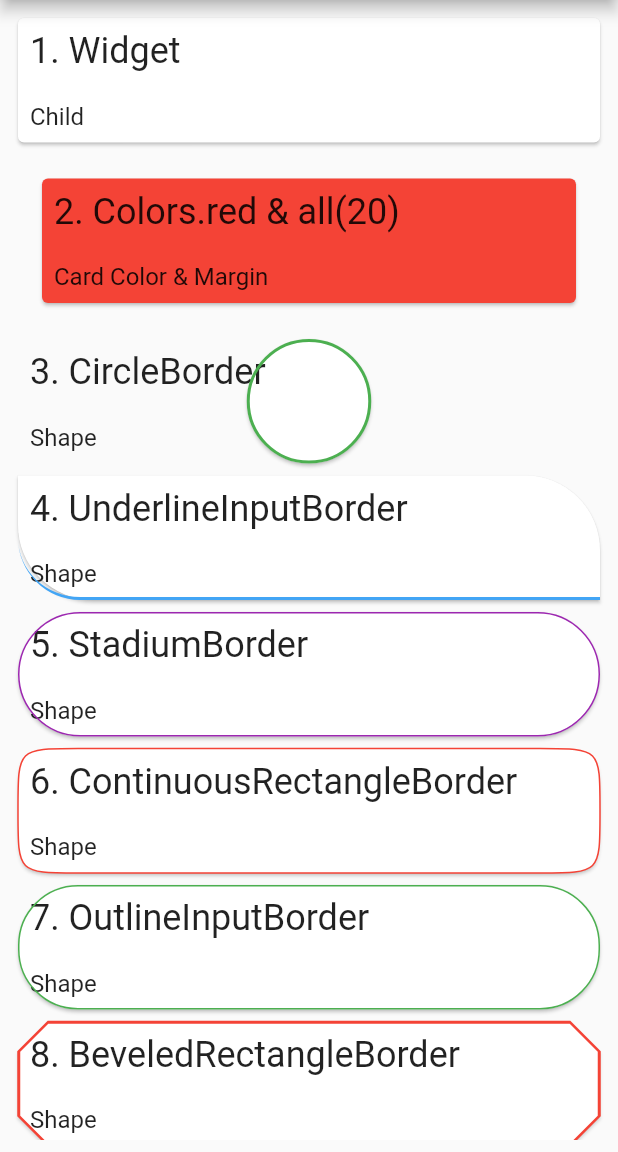
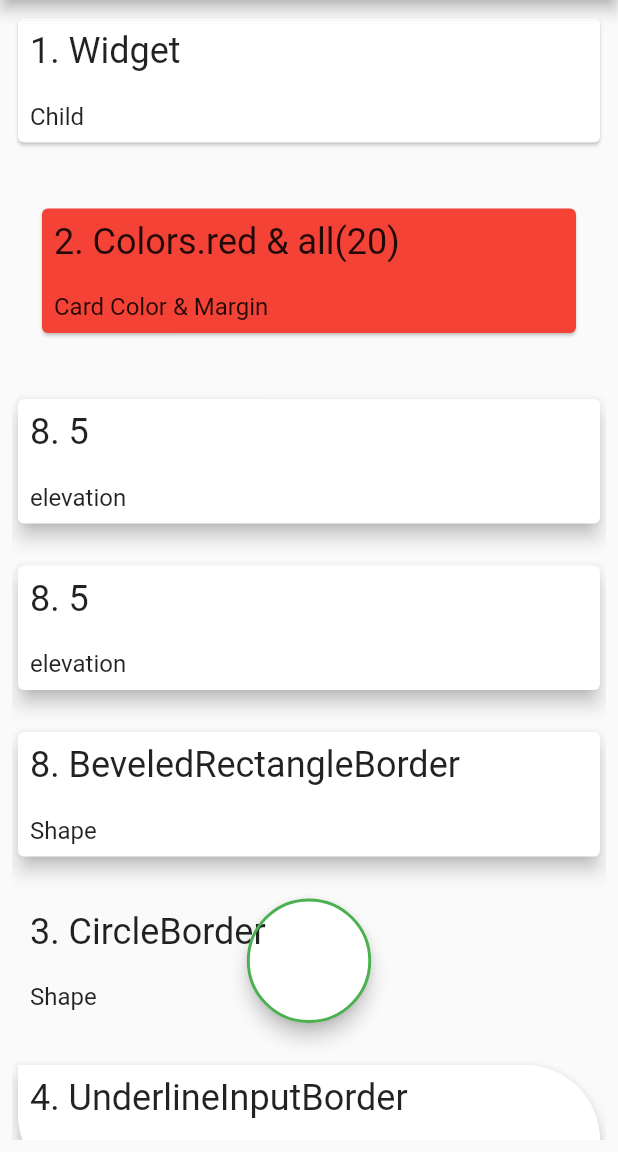
Before and after one commit to navoki/cards_ui_examples_flutter, a Flutter app: the screen it shows after launch, on a phone screen of 412 x 824 dp, the part 84-1236 px from its top. Run offline on Flutter 3.47's test engine with Material 2 defaults, Android fonts, the phone set to English and light mode, and no system bars.

Commit message:
all shape added

```diff
--- a/lib/MyHomePage.dart
+++ b/lib/MyHomePage.dart
@@ -24,39 +24,88 @@ class _MyHomePageState extends State<MyHomePage> {
               Card(
                 child: getSomeText("1. Widget", 'Child'),
               ),
+              Padding(padding: EdgeInsets.only(top: 20)),
               Card(
                 color: Colors.red,
                 margin: EdgeInsets.all(20),
                 child: getSomeText("2. Colors.red & all(20)", 'Card Color & Margin'),
               ),
+              Padding(padding: EdgeInsets.only(top: 20)),
               Card(
+                elevation: 5,
+                child: getSomeText("8. 5", 'elevation'),
+              ),
+              Padding(padding: EdgeInsets.only(top: 20)),
+              Card(
+                elevation: 5,
+                child: getSomeText("8. 5", 'elevation'),
+              ),
+              Padding(padding: EdgeInsets.only(top: 20)),
+              Card(
+                elevation: 5,
+                child: getSomeText("8. BeveledRectangleBorder", 'Shape'),
+              ),
+              Padding(padding: EdgeInsets.only(top: 20)),
+              Card(
+                elevation: 5,
                 shape: CircleBorder(side: BorderSide(color: Colors.green, width: 2)),
                 child: getSomeText("3. CircleBorder", 'Shape'),
               ),
+              Padding(padding: EdgeInsets.only(top: 20)),
               Card(
+                elevation: 5,
                 shape: UnderlineInputBorder(
                     borderRadius: BorderRadius.only(topRight: Radius.circular(50), bottomLeft: Radius.circular(50)),
                     borderSide: BorderSide(color: Color(0x50FF42A5F5), width: 2)),
                 child: getSomeText("4. UnderlineInputBorder", 'Shape'),
               ),
+              Padding(padding: EdgeInsets.only(top: 20)),
               Card(
+                elevation: 5,
                 shape: StadiumBorder(side: BorderSide(color: Colors.purple)),
                 child: getSomeText("5. StadiumBorder", 'Shape'),
               ),
+              Padding(padding: EdgeInsets.only(top: 20)),
               Card(
-                shape: ContinuousRectangleBorder(borderRadius: BorderRadius.all(Radius.circular(40)), side: BorderSide(color: Colors.red)),
+                elevation: 5,
+                shape: RoundedRectangleBorder(
+                    borderRadius: BorderRadius.all(Radius.circular(20)),
+                    side: BorderSide(
+                      color: Colors.red,
+                    )),
+                child: getSomeText("9. RoundedRectangleBorder", 'Shape'),
+              ),
+              Padding(padding: EdgeInsets.only(top: 20)),
+              Card(
+                elevation: 5,
+                shape: ContinuousRectangleBorder(borderRadius: BorderRadius.all(Radius.circular(20)), side: BorderSide(color: Colors.red)),
                 child: getSomeText("6. ContinuousRectangleBorder", 'Shape'),
               ),
+              Padding(padding: EdgeInsets.only(top: 20)),
               Card(
+                elevation: 5,
                 shape: OutlineInputBorder(borderRadius: BorderRadius.all(Radius.circular(40)), borderSide: BorderSide(color: Colors.green)),
                 child: getSomeText("7. OutlineInputBorder", 'Shape'),
               ),
+              Padding(padding: EdgeInsets.only(top: 20)),
               Card(
-                shape: BeveledRectangleBorder(borderRadius: BorderRadius.all(Radius.circular(20)), side: BorderSide(color: Colors.red,)),
+                elevation: 5,
+                shape: BeveledRectangleBorder(
+                    borderRadius: BorderRadius.all(Radius.circular(20)),
+                    side: BorderSide(
+                      color: Colors.red,
+                    )),
                 child: getSomeText("8. BeveledRectangleBorder", 'Shape'),
               ),
+              Padding(padding: EdgeInsets.only(top: 20)),
               Card(
-                shape: BeveledRectangleBorder(borderRadius: BorderRadius.all(Radius.circular(20)), side: BorderSide(color: Colors.red,)),
+                elevation: 5,
+                shape: Border(
+                  top: BorderSide(color: Colors.purple, width: 2),
+                  bottom: BorderSide(color: Colors.orange, width: 2),
+                  left: BorderSide(color: Colors.green, width: 2),
+                  right: BorderSide(color: Colors.blue, width: 2),
+                ),
                 child: getSomeText("8. BeveledRectangleBorder", 'Shape'),
               ),
             ],
```
